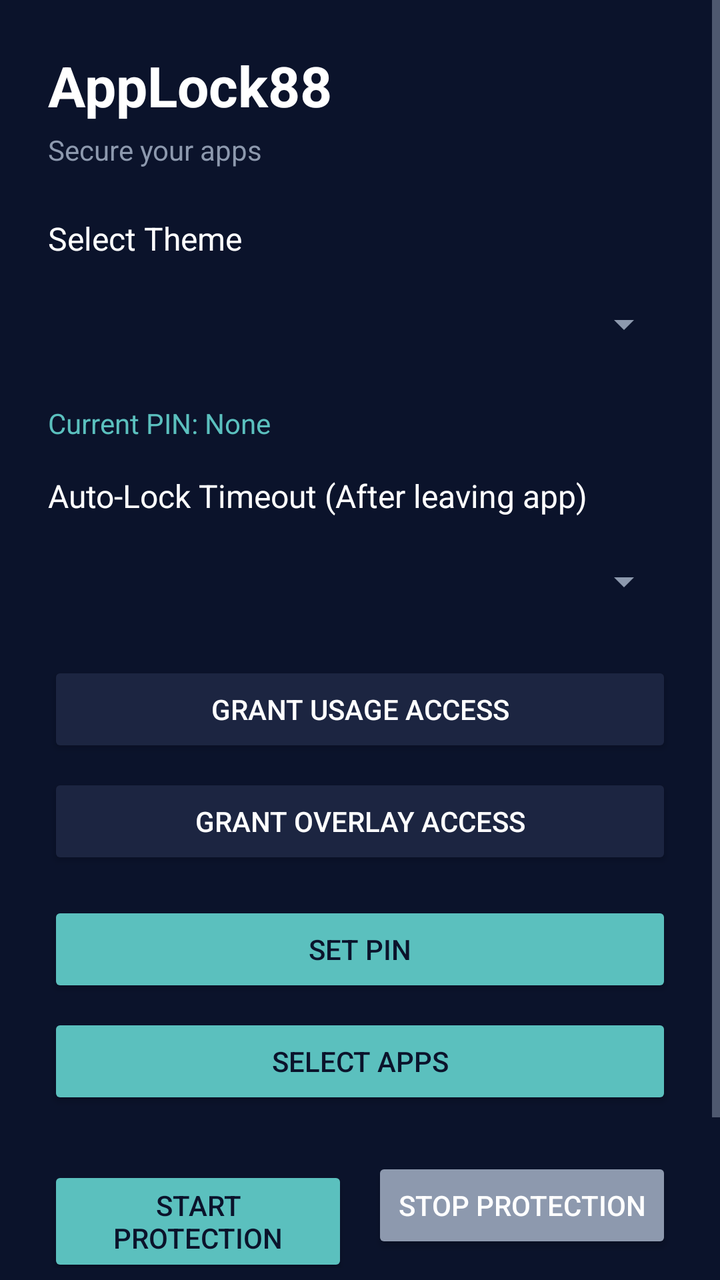
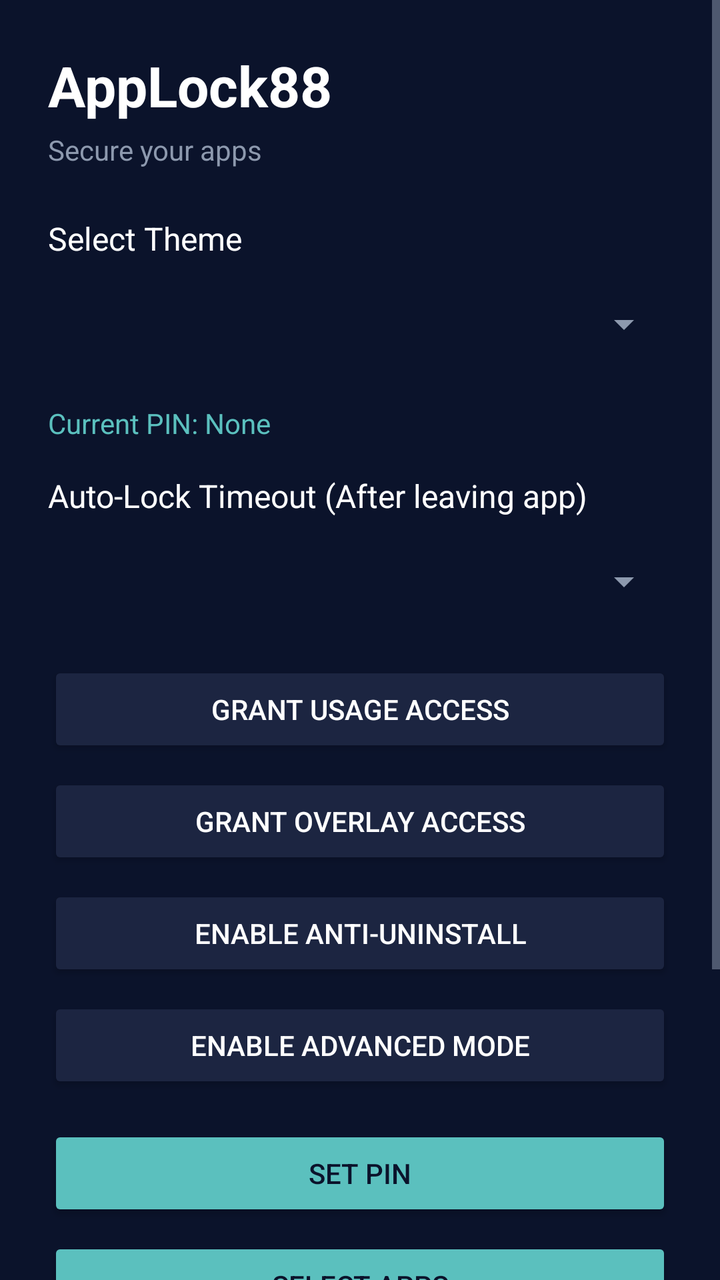

Before-and-after screenshots of an Android layout around one commit, followed by the original layout XML and the change that was made.
<!-- AndroidManifest.xml: application theme Theme.AppLock88 -->
<!-- res/layout/activity_main.xml -->
<?xml version="1.0" encoding="utf-8"?>
<ScrollView xmlns:android="http://schemas.android.com/apk/res/android"
    xmlns:app="http://schemas.android.com/apk/res-auto"
    android:layout_width="match_parent"
    android:layout_height="match_parent"
    android:background="@color/bg_dark"
    android:fillViewport="true">

    <LinearLayout
        android:layout_width="match_parent"
        android:layout_height="wrap_content"
        android:orientation="vertical"
        android:padding="24dp">

        <TextView
            android:layout_width="wrap_content"
            android:layout_height="wrap_content"
            android:text="@string/title"
            android:textColor="@color/text_main"
            android:textSize="28sp"
            android:textStyle="bold" />

        <TextView
            android:layout_width="wrap_content"
            android:layout_height="wrap_content"
            android:layout_marginTop="4dp"
            android:text="@string/subtitle"
            android:textColor="@color/text_sub"
            android:textSize="14sp" />

        <TextView
            android:layout_width="wrap_content"
            android:layout_height="wrap_content"
            android:layout_marginTop="24dp"
            android:text="Select Theme"
            android:textColor="@color/text_main"
            android:textSize="16sp" />

        <Spinner
            android:id="@+id/spinnerTheme"
            android:layout_width="match_parent"
            android:layout_height="48dp"
            android:layout_marginTop="8dp"
            android:backgroundTint="@color/text_sub" />

        <TextView
            android:id="@+id/tvCurrentPin"
            android:layout_width="wrap_content"
            android:layout_height="wrap_content"
            android:layout_marginTop="16dp"
            android:text="Current PIN: None"
            android:textColor="@color/primary"
            android:textSize="14sp" />

        <TextView
            android:layout_width="wrap_content"
            android:layout_height="wrap_content"
            android:layout_marginTop="16dp"
            android:text="Auto-Lock Timeout (After leaving app)"
            android:textColor="@color/text_main"
            android:textSize="16sp" />

        <Spinner
            android:id="@+id/spinnerTimeout"
            android:layout_width="match_parent"
            android:layout_height="48dp"
            android:layout_marginTop="8dp"
            android:backgroundTint="@color/text_sub" />

        <Button
            android:id="@+id/btnUsage"
            android:layout_width="match_parent"
            android:layout_height="wrap_content"
            android:layout_marginTop="16dp"
            android:text="@string/perm_usage"
            app:backgroundTint="@color/surface"
            android:textColor="@color/text_main" />

        <Button
            android:id="@+id/btnOverlay"
            android:layout_width="match_parent"
            android:layout_height="wrap_content"
            android:layout_marginTop="8dp"
            android:text="@string/perm_overlay"
            app:backgroundTint="@color/surface"
            android:textColor="@color/text_main" />

        <Button
            android:id="@+id/btnSetPin"
            android:layout_width="match_parent"
            android:layout_height="wrap_content"
            android:layout_marginTop="16dp"
            android:text="@string/btn_set_pin"
            app:backgroundTint="@color/primary"
            android:textColor="@color/bg_dark" />

        <Button
            android:id="@+id/btnSelectApps"
            android:layout_width="match_parent"
            android:layout_height="wrap_content"
            android:layout_marginTop="8dp"
            android:text="@string/btn_select_apps"
            app:backgroundTint="@color/primary"
            android:textColor="@color/bg_dark" />

        <LinearLayout
            android:layout_width="match_parent"
            android:layout_height="wrap_content"
            android:orientation="horizontal"
            android:layout_marginTop="24dp">

            <Button
                android:id="@+id/btnStart"
                android:layout_width="0dp"
                android:layout_height="wrap_content"
                android:layout_weight="1"
                android:text="@string/btn_start"
                app:backgroundTint="@color/primary"
                android:textColor="@color/bg_dark" />

            <Button
                android:id="@+id/btnStop"
                android:layout_width="0dp"
                android:layout_height="wrap_content"
                android:layout_marginStart="12dp"
                android:layout_weight="1"
                android:text="@string/btn_stop"
                app:backgroundTint="@color/text_sub"
                android:textColor="@color/text_main" />
        </LinearLayout>

        <TextView
            android:id="@+id/tvStatus"
            android:layout_width="wrap_content"
            android:layout_height="wrap_content"
            android:layout_marginTop="16dp"
            android:text="@string/status_stopped"
            android:textColor="@color/text_sub" />

        <Space
            android:layout_width="match_parent"
            android:layout_height="24dp" />

        <TextView
            android:layout_width="wrap_content"
            android:layout_height="wrap_content"
            android:text="@string/copyright"
            android:textColor="@color/text_sub"
            android:textSize="12sp" />
    </LinearLayout>
</ScrollView>
<!-- resources referenced by this layout -->
<resources>
  <color name="bg_dark">#0B132B</color>
  <color name="primary">#5BC0BE</color>
  <color name="surface">#1C2541</color>
  <color name="text_main">#FFFFFF</color>
  <color name="text_sub">#8D99AE</color>
  <string name="btn_select_apps">Select Apps</string>
  <string name="btn_set_pin">Set PIN</string>
  <string name="btn_start">Start Protection</string>
  <string name="btn_stop">Stop Protection</string>
  <string name="copyright">© MC88</string>
  <string name="perm_overlay">Grant Overlay Access</string>
  <string name="perm_usage">Grant Usage Access</string>
  <string name="status_stopped">Protection Inactive</string>
  <string name="subtitle">Secure your apps</string>
  <string name="title">AppLock88</string>
  <style name="Theme.AppLock88" parent="Theme.AppCompat.NoActionBar">
          <item name="android:windowBackground">@color/bg_dark</item>
          <item name="android:statusBarColor">@color/bg_dark</item>
          <item name="android:navigationBarColor">@color/bg_dark</item>
          <item name="android:textColorPrimary">@color/text_main</item>
          <item name="android:textColorSecondary">@color/text_sub</item>
      </style>
</resources>

<!-- the commit's change to res/layout/activity_main.xml (unified diff, before → after) -->
@@ -86,6 +86,24 @@
             android:textColor="@color/text_main" />
 
         <Button
+            android:id="@+id/btnAdmin"
+            android:layout_width="match_parent"
+            android:layout_height="wrap_content"
+            android:layout_marginTop="8dp"
+            android:text="@string/perm_admin"
+            app:backgroundTint="@color/surface"
+            android:textColor="@color/text_main" />
+
+        <Button
+            android:id="@+id/btnAccessibility"
+            android:layout_width="match_parent"
+            android:layout_height="wrap_content"
+            android:layout_marginTop="8dp"
+            android:text="@string/perm_accessibility"
+            app:backgroundTint="@color/surface"
+            android:textColor="@color/text_main" />
+
+        <Button
             android:id="@+id/btnSetPin"
             android:layout_width="match_parent"
             android:layout_height="wrap_content"
<!-- resource entries referenced after the edit -->
@@ -10,6 +10,8 @@
   <string name="btn_start">Start Protection</string>
   <string name="btn_stop">Stop Protection</string>
   <string name="copyright">© MC88</string>
+  <string name="perm_accessibility">Enable Advanced Mode</string>
+  <string name="perm_admin">Enable Anti-Uninstall</string>
   <string name="perm_overlay">Grant Overlay Access</string>
   <string name="perm_usage">Grant Usage Access</string>
   <string name="status_stopped">Protection Inactive</string>
